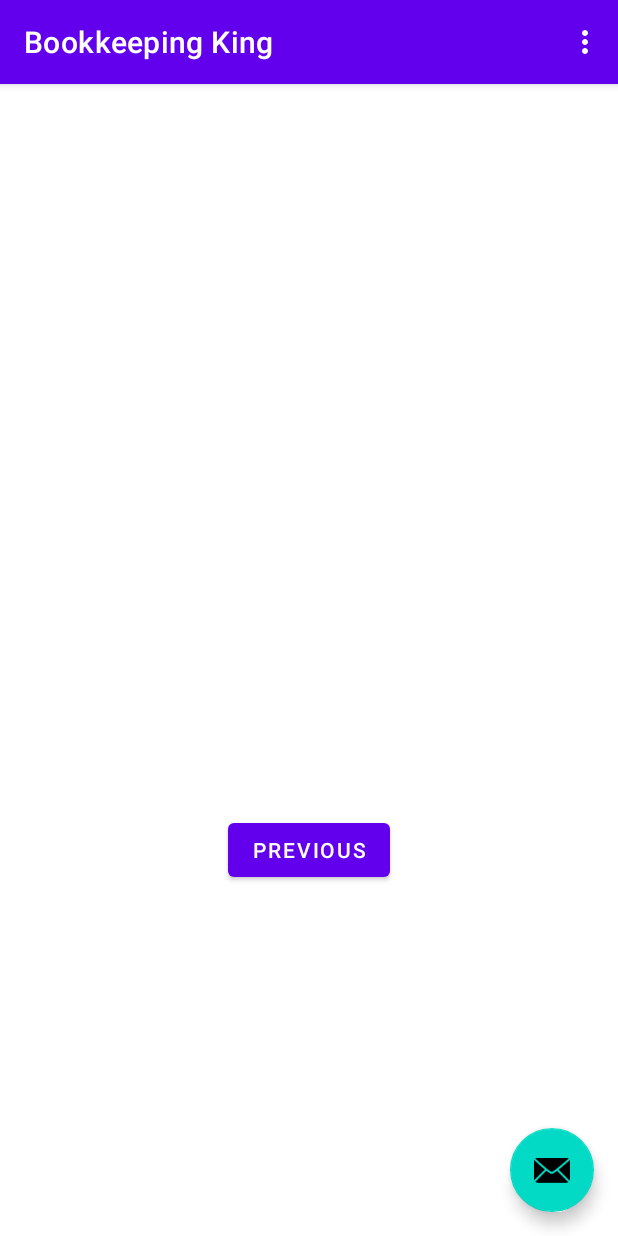
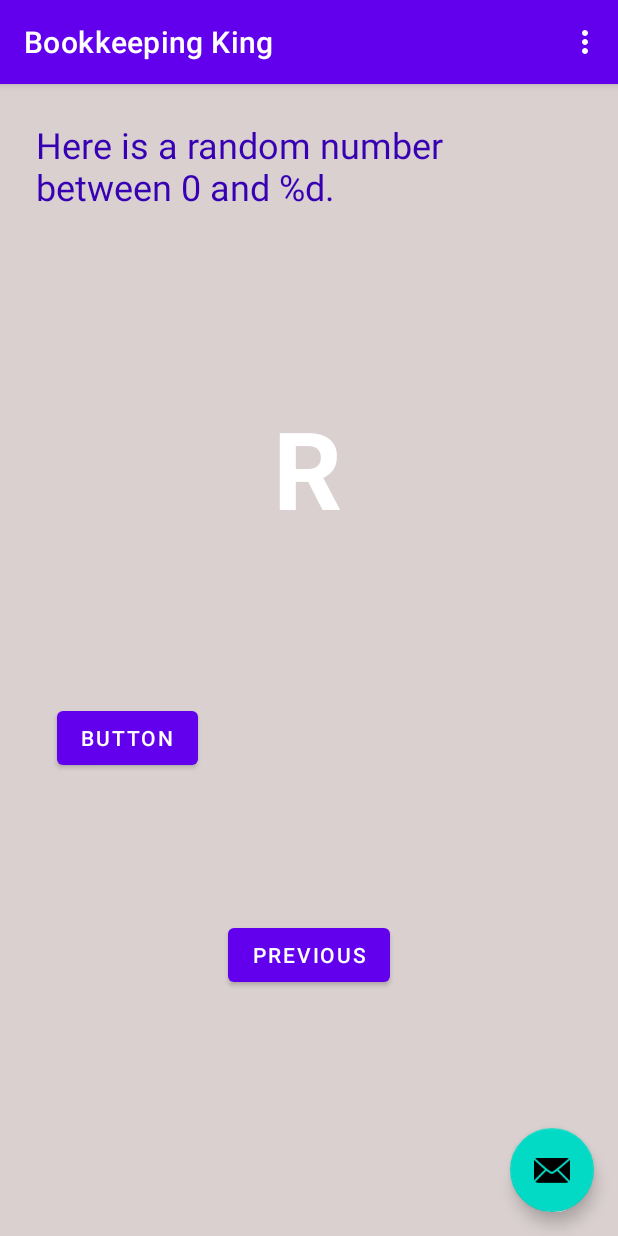
Before and after one commit to Drew-nf/Bookeeperking, an Android app: the screen it shows after launch (MainActivity), after a tap on "RANDOM", on a phone screen of 412 x 824 dp. Run offline under Robolectric (Android 15) with nearby library versions, the phone set to English and light mode, and no system bars.

Commit message:
First attempt

```diff
--- a/app/src/main/java/com/example/bookkeepingking/FirstFragment.java
+++ /dev/null
@@ -1,34 +0,0 @@
-package com.example.bookkeepingking;
-
-import android.os.Bundle;
-import android.view.LayoutInflater;
-import android.view.View;
-import android.view.ViewGroup;
-
-import androidx.annotation.NonNull;
-import androidx.fragment.app.Fragment;
-import androidx.navigation.fragment.NavHostFragment;
-
-public class FirstFragment extends Fragment {
-
-    @Override
-    public View onCreateView(
-            LayoutInflater inflater, ViewGroup container,
-            Bundle savedInstanceState
-    ) {
-        // Inflate the layout for this fragment
-        return inflater.inflate(R.layout.fragment_first, container, false);
-    }
-
-    public void onViewCreated(@NonNull View view, Bundle savedInstanceState) {
-        super.onViewCreated(view, savedInstanceState);
-
-        view.findViewById(R.id.random_button).setOnClickListener(new View.OnClickListener() {
-            @Override
-            public void onClick(View view) {
-                NavHostFragment.findNavController(FirstFragment.this)
-                        .navigate(R.id.action_FirstFragment_to_SecondFragment);
-            }
-        });
-    }
-}
--- /dev/null
+++ b/app/src/main/java/com/example/bookkeepingking/HomeFragment.java
@@ -0,0 +1,66 @@
+package com.example.bookkeepingking;
+
+import android.os.Bundle;
+import android.view.LayoutInflater;
+import android.view.View;
+import android.view.ViewGroup;
+import android.widget.TextView;
+import android.widget.Toast;
+
+import androidx.annotation.NonNull;
+import androidx.fragment.app.Fragment;
+import androidx.navigation.NavHost;
+import androidx.navigation.fragment.NavHostFragment;
+
+public class HomeFragment extends Fragment {
+    TextView showCountTextView;
+
+    @Override
+    public View onCreateView(
+            LayoutInflater inflater, ViewGroup container,
+            Bundle savedInstanceState
+    ) {
+        View fragmentFirstLayout = inflater.inflate(R.layout.fragment_home,container,false);
+        showCountTextView = fragmentFirstLayout.findViewById(R.id.textView_one);
+        // Inflate the layout for this fragment
+        return fragmentFirstLayout;
+    }
+
+    public void onViewCreated(@NonNull View view, Bundle savedInstanceState) {
+        super.onViewCreated(view, savedInstanceState);
+
+        view.findViewById(R.id.random_button).setOnClickListener(new View.OnClickListener() {
+            @Override
+            public void onClick(View view) {
+                int currentCount = Integer.parseInt(showCountTextView.getText().toString());
+                NavHostFragment.findNavController(HomeFragment.this)
+                        .navigate(R.id.action_FirstFragment_to_SecondFragment);
+            }
+        });
+        view.findViewById(R.id.buttonToast).setOnClickListener(new View.OnClickListener() {
+            @Override
+            public void onClick(View view) {
+                Toast.makeText(getActivity(), "@string/chat", Toast.LENGTH_SHORT).show();
+            }
+        });
+        view.findViewById(R.id.buttonCount).setOnClickListener(new View.OnClickListener() {
+            @Override
+            public void onClick(View view) {
+                countMe(view);
+            }
+        });
+        view.findViewById(R.id.buttonCalender).setOnClickListener(new View.OnClickListener() {
+            @Override
+            public void onClick(View view) {
+                NavHostFragment.findNavController(HomeFragment.this).
+                        navigate(R.id.action_FirstFragment_to_calendarFragment);
+            }
+        });
+    }
+    private void countMe(View view) {
+        String countString = showCountTextView.getText().toString();
+        Integer count = Integer.parseInt(countString);
+        count++;
+        showCountTextView.setText(count.toString());
+    }
+}
--- a/app/src/main/res/layout/fragment_second.xml
+++ b/app/src/main/res/layout/fragment_second.xml
@@ -4,16 +4,8 @@
     xmlns:tools="http://schemas.android.com/tools"
     android:layout_width="match_parent"
     android:layout_height="match_parent"
+    android:background="@color/screenBackground"
     tools:context=".SecondFragment">
-
-    <TextView
-        android:id="@+id/textview_second"
-        android:layout_width="wrap_content"
-        android:layout_height="wrap_content"
-        app:layout_constraintBottom_toTopOf="@id/button_second"
-        app:layout_constraintEnd_toEndOf="parent"
-        app:layout_constraintStart_toStartOf="parent"
-        app:layout_constraintTop_toTopOf="parent" />
 
     <Button
         android:id="@+id/button_second"
@@ -23,5 +15,49 @@
         app:layout_constraintBottom_toBottomOf="parent"
         app:layout_constraintEnd_toEndOf="parent"
         app:layout_constraintStart_toStartOf="parent"
-        app:layout_constraintTop_toBottomOf="@id/textview_second" />
+        app:layout_constraintTop_toTopOf="parent"
+        app:layout_constraintVertical_bias="0.773" />
+
+    <TextView
+        android:id="@+id/textview_random"
+        android:layout_width="wrap_content"
+        android:layout_height="wrap_content"
+        android:text="R"
+        android:textColor="#FFFFFF"
+        android:textSize="72sp"
+        android:textStyle="bold"
+        app:layout_constraintBottom_toTopOf="@+id/button_second"
+        app:layout_constraintEnd_toEndOf="parent"
+        app:layout_constraintHorizontal_bias="0.498"
+        app:layout_constraintStart_toStartOf="parent"
+        app:layout_constraintTop_toTopOf="parent"
+        app:layout_constraintVertical_bias="0.45" />
+
+    <TextView
+        android:id="@+id/textview_header"
+        android:layout_width="0dp"
+        android:layout_height="wrap_content"
+        android:layout_marginStart="24dp"
+        android:layout_marginTop="24dp"
+        android:layout_marginEnd="24dp"
+        android:text="@string/random_heading"
+        android:textColor="@color/design_default_color_primary_dark"
+        android:textSize="24sp"
+        app:layout_constraintEnd_toEndOf="parent"
+        app:layout_constraintHorizontal_bias="0.0"
+        app:layout_constraintStart_toStartOf="parent"
+        app:layout_constraintTop_toTopOf="parent" />
+
+    <Button
+        android:id="@+id/button"
+        android:layout_width="wrap_content"
+        android:layout_height="wrap_content"
+        android:text="Button"
+        app:layout_constraintBottom_toTopOf="@+id/button_second"
+        app:layout_constraintEnd_toEndOf="parent"
+        app:layout_constraintHorizontal_bias="0.119"
+        app:layout_constraintStart_toStartOf="parent"
+        app:layout_constraintTop_toBottomOf="@+id/textview_random"
+        app:layout_constraintVertical_bias="0.529" />
+
 </androidx.constraintlayout.widget.ConstraintLayout>
--- a/app/src/main/res/navigation/nav_graph.xml
+++ b/app/src/main/res/navigation/nav_graph.xml
@@ -7,13 +7,16 @@
 
     <fragment
         android:id="@+id/FirstFragment"
-        android:name="com.example.bookkeepingking.FirstFragment"
+        android:name="com.example.bookkeepingking.HomeFragment"
         android:label="@string/first_fragment_label"
-        tools:layout="@layout/fragment_first">
+        tools:layout="@layout/fragment_home">
 
         <action
             android:id="@+id/action_FirstFragment_to_SecondFragment"
             app:destination="@id/SecondFragment" />
+        <action
+            android:id="@+id/action_FirstFragment_to_calendarFragment"
+            app:destination="@id/calendarFragment" />
     </fragment>
     <fragment
         android:id="@+id/SecondFragment"
@@ -24,5 +27,17 @@
         <action
             android:id="@+id/action_SecondFragment_to_FirstFragment"
             app:destination="@id/FirstFragment" />
+        <argument
+            android:name="myArg"
+            app:argType="integer" />
+    </fragment>
+    <fragment
+        android:id="@+id/calendarFragment"
+        android:name="com.example.bookkeepingking.CalendarFragment"
+        android:label="fragment_calendar"
+        tools:layout="@layout/fragment_calendar" >
+        <action
+            android:id="@+id/action_calendarFragment_to_FirstFragment"
+            app:destination="@id/FirstFragment" />
     </fragment>
 </navigation>
--- a/app/src/main/res/values/colors.xml
+++ b/app/src/main/res/values/colors.xml
@@ -1,7 +1,6 @@
 <?xml version="1.0" encoding="utf-8"?>
 <resources>
     <color name="screenBackground">#FFDAD0D0</color>
-    <color name="screenBackground2">#2196F3</color>>
     <color name="buttonBackground"> #BBDEFB</color>
     <color name="primaryGreen">#4a5c08</color>
     <color name="purple_200">#FFBB86FC</color>
--- a/app/src/main/res/values/strings.xml
+++ b/app/src/main/res/values/strings.xml
@@ -2,13 +2,16 @@
     <string name="app_name">Bookkeeping King</string>
     <string name="action_settings">Settings</string>
     <!-- Strings used for fragments for navigation -->
-    <string name="first_fragment_label">Hello World label!</string>
+    <string name="first_fragment_label">Home screen</string>
     <string name="second_fragment_label">Second Fragment</string>
     <string name="random_button_text">Random</string>
     <string name="previous">Previous</string>
     <string name="calender">Calender</string>
+    <string name="month_year">Placeholder</string>
     <string name="chat">Chat</string>
 
     <string name="hello_first_fragment">Hello World!</string>
-    <string name="hello_second_fragment">Hello second fragment. Arg: %1$s</string>
+    <string name="random_heading">Here is a random number between 0 and %d.</string>
+    <!-- TODO: Remove or change this placeholder text -->
+    <string name="hello_blank_fragment">Hello blank fragment</string>
 </resources>
--- a/build.gradle
+++ b/build.gradle
@@ -6,7 +6,6 @@ buildscript {
     }
     dependencies {
         classpath "com.android.tools.build:gradle:4.1.2"
-
         // NOTE: Do not place your application dependencies here; they belong
         // in the individual module build.gradle files
     }
```
Also changed, not shown: app/build.gradle (+8 -7 lines), app/src/main/java/com/example/bookkeepingking/CalendarFragment.java (added, +64 -0 lines), app/src/main/res/layout/fragment_calendar.xml (added, +21 -0 lines), app/src/main/res/layout/fragment_home.xml (renamed from app/src/main/res/layout/fragment_first.xml, +13 -11 lines).
